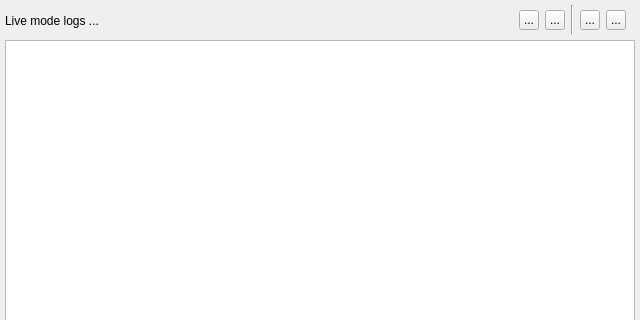
The window that sources/lusan/view/log/ui/LogViewer.ui (aregtech/areg-sdk-tools) describes before a commit, drawn with Qt 5; both pictures show x 0 to 640 and y 0 to 320 of the 640 by 628 pixel window.
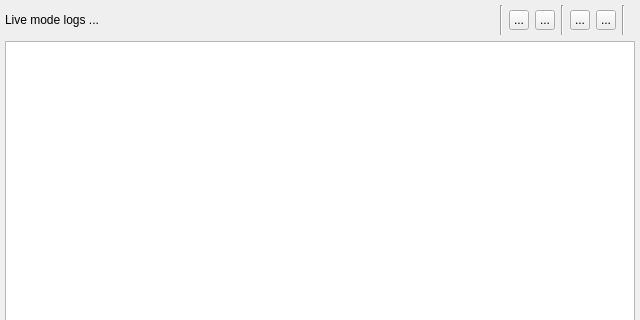
The same window after the commit. Icons and pictures are not drawn.

Commit message: MDI log viewer

The edit to the form file:
```diff
--- a/sources/lusan/view/log/ui/LogViewer.ui
+++ b/sources/lusan/view/log/ui/LogViewer.ui
@@ -43,7 +43,7 @@
         <bool>true</bool>
        </property>
        <property name="sizePolicy">
-        <sizepolicy hsizetype="Preferred" vsizetype="Minimum">
+        <sizepolicy hsizetype="Expanding" vsizetype="Minimum">
          <horstretch>0</horstretch>
          <verstretch>0</verstretch>
         </sizepolicy>
@@ -51,7 +51,7 @@
        <property name="minimumSize">
         <size>
          <width>50</width>
-         <height>29</height>
+         <height>30</height>
         </size>
        </property>
        <widget class="QWidget" name="horizontalLayoutWidget">
@@ -59,10 +59,16 @@
          <rect>
           <x>0</x>
           <y>0</y>
-          <width>621</width>
-          <height>31</height>
+          <width>631</width>
+          <height>30</height>
          </rect>
         </property>
+           <property name="sizePolicy">
+               <sizepolicy hsizetype="Expanding" vsizetype="Minimum">
+                   <horstretch>0</horstretch>
+                   <verstretch>0</verstretch>
+               </sizepolicy>
+           </property>
         <layout class="QHBoxLayout" name="horizontalLayout_2">
          <property name="leftMargin">
           <number>0</number>
@@ -79,7 +85,7 @@
          <item>
           <widget class="QLabel" name="label">
            <property name="sizePolicy">
-            <sizepolicy hsizetype="Preferred" vsizetype="Minimum">
+            <sizepolicy hsizetype="Expanding" vsizetype="Minimum">
              <horstretch>0</horstretch>
              <verstretch>0</verstretch>
             </sizepolicy>
@@ -90,6 +96,40 @@
           </widget>
          </item>
          <item>
+          <widget class="QWidget" name="widget_3" native="true">
+           <property name="sizePolicy">
+            <sizepolicy hsizetype="Minimum" vsizetype="Minimum">
+             <horstretch>0</horstretch>
+             <verstretch>0</verstretch>
+            </sizepolicy>
+           </property>
+           <layout class="QHBoxLayout" name="horizontalLayout_4">
+            <property name="leftMargin">
+             <number>0</number>
+            </property>
+            <property name="topMargin">
+             <number>0</number>
+            </property>
+            <property name="rightMargin">
+             <number>11</number>
+            </property>
+            <property name="bottomMargin">
+             <number>0</number>
+            </property>
+            <item>
+             <widget class="Line" name="line_2">
+              <property name="sizePolicy">
+               <sizepolicy hsizetype="Fixed" vsizetype="Expanding">
+                <horstretch>0</horstretch>
+                <verstretch>0</verstretch>
+               </sizepolicy>
+              </property>
+              <property name="orientation">
+               <enum>Qt::Orientation::Vertical</enum>
+              </property>
+             </widget>
+            </item>
+            <item>
           <widget class="QToolButton" name="toolPause">
            <property name="minimumSize">
             <size>
@@ -135,6 +175,12 @@
          </item>
          <item>
           <widget class="Line" name="line">
+              <property name="sizePolicy">
+               <sizepolicy hsizetype="Preferred" vsizetype="Preferred">
+                <horstretch>0</horstretch>
+                <verstretch>0</verstretch>
+               </sizepolicy>
+              </property>
            <property name="orientation">
             <enum>Qt::Orientation::Vertical</enum>
            </property>
@@ -184,6 +230,16 @@
            </property>
           </widget>
          </item>
+            <item>
+             <widget class="Line" name="line_3">
+              <property name="orientation">
+               <enum>Qt::Orientation::Vertical</enum>
+              </property>
+             </widget>
+            </item>
+           </layout>
+          </widget>
+         </item>
         </layout>
        </widget>
       </widget>
@@ -199,6 +255,9 @@
        <property name="horizontalScrollMode">
         <enum>QAbstractItemView::ScrollMode::ScrollPerItem</enum>
        </property>
+       <attribute name="horizontalHeaderStretchLastSection">
+        <bool>true</bool>
+       </attribute>
        <attribute name="verticalHeaderVisible">
         <bool>false</bool>
        </attribute>
```
Left out of the diff: 12 changed lines with no effect on the pictures. Lines whose indentation alone changed are shown as unchanged. The commit also changes 2 other files.
